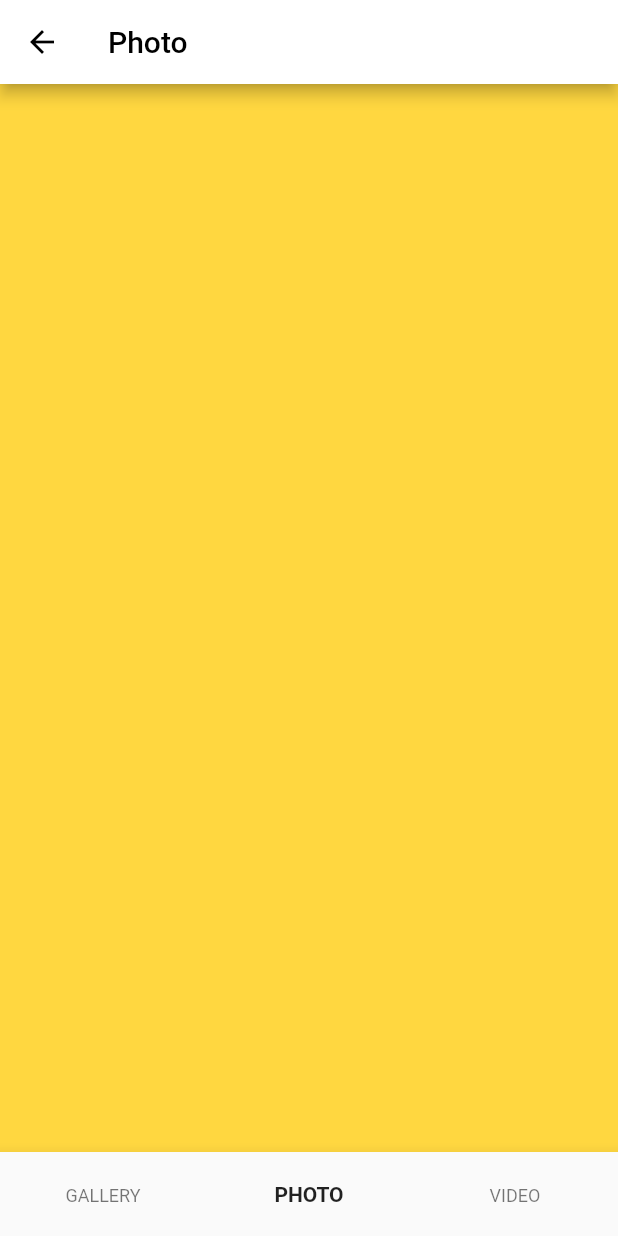
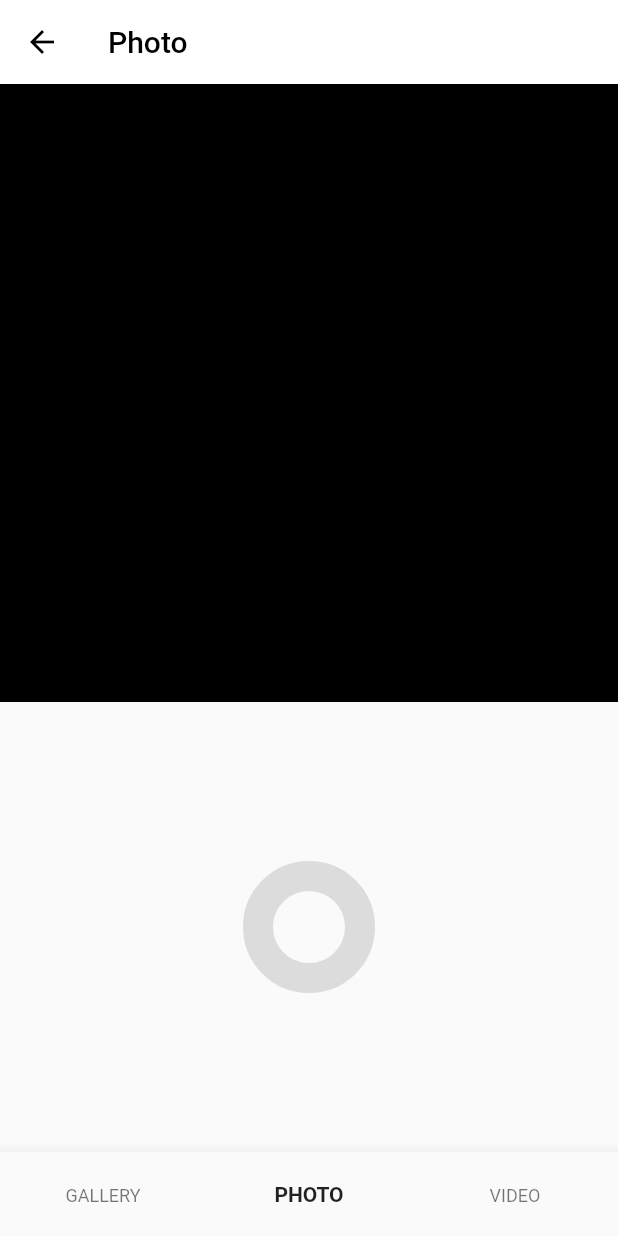
Before and after one commit to sonsungjong/instagrams, a Flutter app: the screen it shows after launch, item 3 of the bottom bar chosen, on a phone screen of 412 x 824 dp. Run offline on Flutter 3.47's test engine with Material 2 defaults, Android fonts, the phone set to English and light mode, and no system bars; our stand-ins replace cached_network_image; network calls fail.

```diff
--- a/lib/screens/camera_screen.dart
+++ b/lib/screens/camera_screen.dart
@@ -1,4 +1,5 @@
 import 'package:flutter/material.dart';
+import 'package:instagrams/widget/take_photo.dart';
 
 class CameraScreen extends StatefulWidget {
   const CameraScreen({Key? key}) : super(key: key);
@@ -32,9 +33,7 @@ class _CameraScreenState extends State<CameraScreen> {
           Container(
             color: Colors.cyanAccent,
           ),
-          Container(
-            color: Colors.amberAccent,
-          ),
+          TakePhoto(),
           Container(
             color: Colors.greenAccent,
           ),
--- /dev/null
+++ b/lib/widget/take_photo.dart
@@ -0,0 +1,49 @@
+import 'package:flutter/material.dart';
+import 'package:instagrams/constants/common_size.dart';
+import 'package:instagrams/constants/screen_size.dart';
+
+class TakePhoto extends StatelessWidget {
+  const TakePhoto({
+    Key? key,
+  }) : super(key: key);
+
+  @override
+  Widget build(BuildContext context) {
+    return Column(
+      children: [
+        Container(
+          width: size.width,
+          height: size.width,
+          color: Colors.black,
+        ),
+        Expanded(
+          child: OutlineButton(
+            onPressed: (){},
+            shape: CircleBorder(),
+            borderSide: BorderSide(color: Colors.black12, width: 20),
+          ),
+        )
+      ],
+    );
+  }
+
+  // 해당 공간을 클릭이 가능하게 만드는 위젯(InkWell)
+  InkWell _clickSpace() {
+    return InkWell(
+      onTap: (){},
+      child: Padding(
+        padding: const EdgeInsets.all(common_s_gap),
+        child: Container(
+          decoration: ShapeDecoration(
+            shape: CircleBorder(
+              side: BorderSide(
+                color: Colors.black12,
+                width: 20,
+              )
+            ),
+          ),
+        ),
+      ),
+    );
+  }
+}
--- a/pubspec.yaml
+++ b/pubspec.yaml
@@ -35,6 +35,7 @@ dependencies:
   # Use with the CupertinoIcons class for iOS style icons.
   cupertino_icons: ^1.0.2
   cached_network_image: ^3.2.0
+  camera: ^0.9.4+5
 
 dev_dependencies:
   flutter_test:
```
Also changed, not shown: 2 other files.
